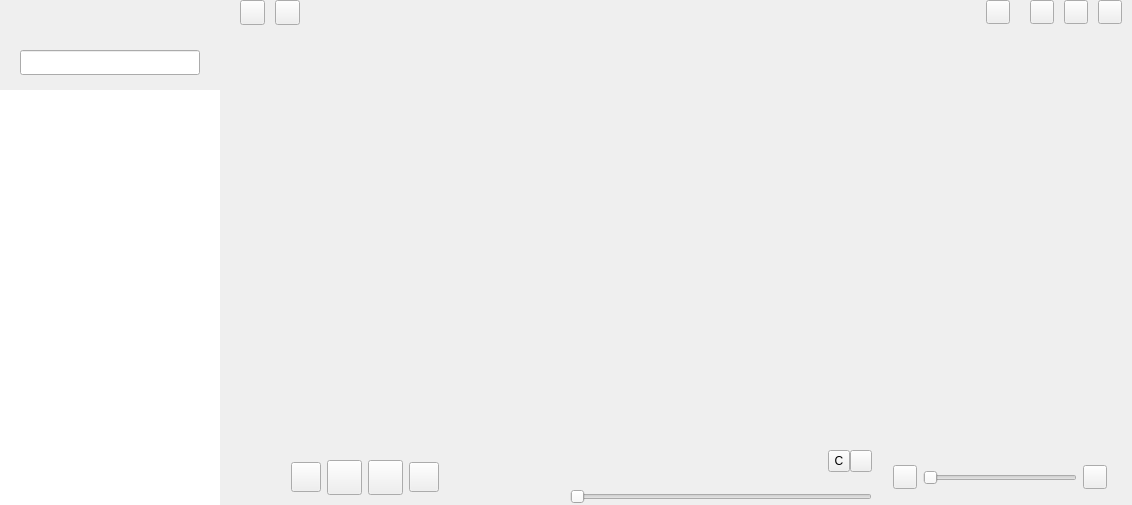
Before: the Qt Designer form src/xamp/xamp.ui in billlin0904/xamp2, drawn with Qt 5.
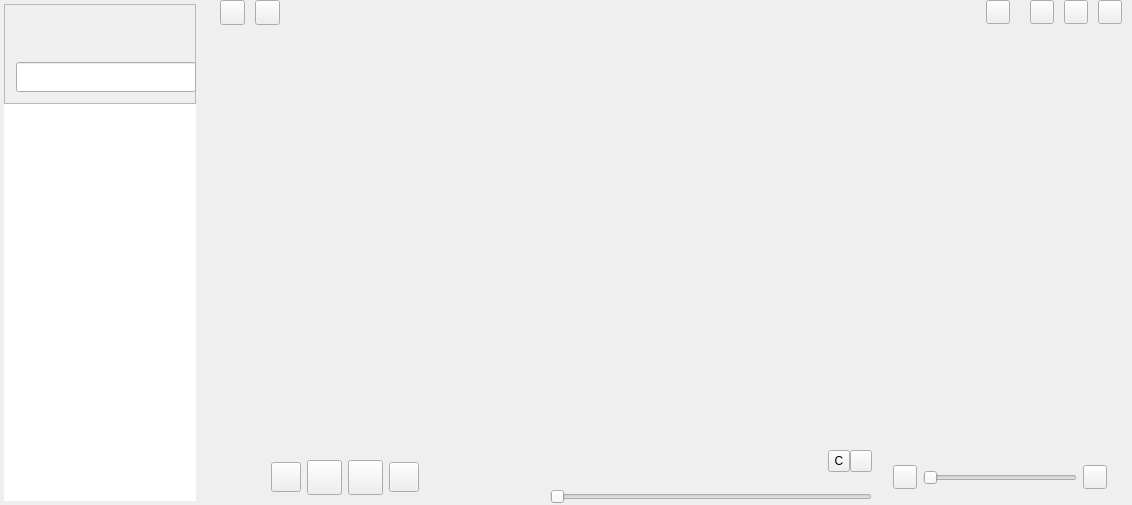
After: the same form once the commit is applied. Custom widgets are drawn as their Qt base class.

```diff
--- a/src/xamp/xamp.ui
+++ b/src/xamp/xamp.ui
@@ -36,13 +36,13 @@
     <widget class="QFrame" name="sliderFrame">
      <property name="minimumSize">
       <size>
-       <width>220</width>
+       <width>200</width>
        <height>0</height>
       </size>
      </property>
      <property name="maximumSize">
       <size>
-       <width>220</width>
+       <width>200</width>
        <height>16777215</height>
       </size>
      </property>
@@ -52,59 +52,63 @@
      <property name="frameShadow">
       <enum>QFrame::Raised</enum>
      </property>
-     <layout class="QVBoxLayout" name="verticalLayout_2">
+     <layout class="QVBoxLayout" name="verticalLayout_2" stretch="1,0">
       <property name="spacing">
-       <number>5</number>
+       <number>0</number>
       </property>
       <property name="leftMargin">
-       <number>0</number>
+       <number>4</number>
       </property>
       <property name="topMargin">
-       <number>0</number>
+       <number>4</number>
       </property>
       <property name="rightMargin">
-       <number>0</number>
+       <number>4</number>
       </property>
       <property name="bottomMargin">
-       <number>0</number>
+       <number>4</number>
       </property>
       <item>
-       <layout class="QHBoxLayout" name="horizontalLayout_7">
-        <property name="spacing">
-         <number>0</number>
+       <widget class="QFrame" name="searchFrame">
+        <property name="sizePolicy">
+         <sizepolicy hsizetype="Preferred" vsizetype="Preferred">
+          <horstretch>0</horstretch>
+          <verstretch>0</verstretch>
+         </sizepolicy>
         </property>
-        <item>
-         <spacer name="horizontalSpacer_17">
-          <property name="orientation">
-           <enum>Qt::Horizontal</enum>
-          </property>
-          <property name="sizeHint" stdset="0">
+        <property name="minimumSize">
+         <size>
+          <width>0</width>
+          <height>100</height>
+         </size>
+        </property>
+        <property name="maximumSize">
            <size>
-            <width>40</width>
-            <height>20</height>
-           </size>
-          </property>
-         </spacer>
-        </item>
-       </layout>
-      </item>
+          <width>16777215</width>
+          <height>100</height>
+         </size>
+        </property>
+        <property name="frameShape">
+         <enum>QFrame::StyledPanel</enum>
+        </property>
+        <property name="frameShadow">
+         <enum>QFrame::Raised</enum>
+        </property>
+        <layout class="QVBoxLayout" name="verticalLayout_3">
       <item>
        <spacer name="verticalSpacer">
         <property name="orientation">
          <enum>Qt::Vertical</enum>
         </property>
-        <property name="sizeType">
-         <enum>QSizePolicy::Fixed</enum>
-        </property>
         <property name="sizeHint" stdset="0">
          <size>
           <width>20</width>
-          <height>30</height>
+             <height>40</height>
          </size>
         </property>
        </spacer>
       </item>
-      <item alignment="Qt::AlignHCenter">
+         <item>
        <widget class="QLineEdit" name="searchLineEdit">
         <property name="sizePolicy">
          <sizepolicy hsizetype="Fixed" vsizetype="Fixed">
@@ -115,7 +119,7 @@
         <property name="minimumSize">
          <size>
           <width>180</width>
-          <height>25</height>
+             <height>30</height>
          </size>
         </property>
         <property name="focusPolicy">
@@ -123,21 +127,8 @@
         </property>
        </widget>
       </item>
-      <item>
-       <spacer name="verticalSpacer_2">
-        <property name="orientation">
-         <enum>Qt::Vertical</enum>
-        </property>
-        <property name="sizeType">
-         <enum>QSizePolicy::Fixed</enum>
-        </property>
-        <property name="sizeHint" stdset="0">
-         <size>
-          <width>20</width>
-          <height>10</height>
-         </size>
-        </property>
-       </spacer>
+        </layout>
+       </widget>
       </item>
       <item>
        <widget class="TabListView" name="sliderBar">
```
Lines whose indentation alone changed are shown as unchanged.
